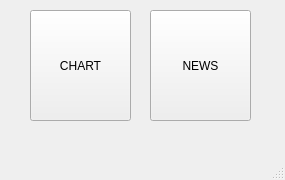
Above: NSC/ui/main.ui from wkghd1223/graduate before the change. Below: the same form after it.
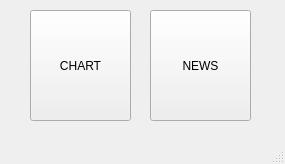
That is the form after the change.

The edit to the form file:
```diff
--- a/NSC/ui/main.ui
+++ b/NSC/ui/main.ui
@@ -7,7 +7,7 @@
     <x>0</x>
     <y>0</y>
     <width>285</width>
-    <height>180</height>
+    <height>164</height>
    </rect>
   </property>
   <property name="windowTitle">
```
